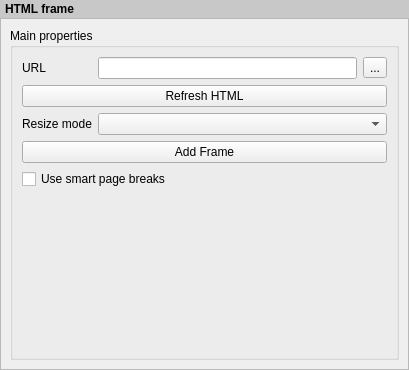
Qt form src/ui/qgscomposerhtmlwidgetbase.ui (qgis/QGIS) before a commit.
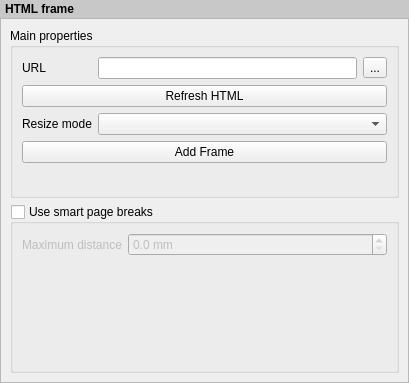
The same form after that commit. Custom widgets are drawn as their Qt base class.

Commit message: [composer] Allow user to set maximum distance for page breaking in html items.

What changed in the file:
```diff
--- a/src/ui/qgscomposerhtmlwidgetbase.ui
+++ b/src/ui/qgscomposerhtmlwidgetbase.ui
@@ -7,7 +7,7 @@
     <x>0</x>
     <y>0</y>
     <width>409</width>
-    <height>370</height>
+    <height>383</height>
    </rect>
   </property>
   <property name="windowTitle">
@@ -47,7 +47,7 @@
         <x>0</x>
         <y>0</y>
         <width>407</width>
-        <height>347</height>
+        <height>360</height>
        </rect>
       </property>
       <layout class="QVBoxLayout" name="mainLayout">
@@ -114,10 +114,44 @@
             </property>
            </widget>
           </item>
-          <item row="5" column="0" colspan="2">
-           <widget class="QCheckBox" name="mUseSmartBreaksCheckBox">
+         </layout>
+        </widget>
+       </item>
+       <item>
+        <widget class="QgsCollapsibleGroupBoxBasic" name="mUseSmartBreaksCheckBox">
+         <property name="title">
+          <string>Use smart page breaks</string>
+         </property>
+         <property name="checkable">
+          <bool>true</bool>
+         </property>
+         <property name="checked">
+          <bool>false</bool>
+         </property>
+         <property name="collapsed" stdset="0">
+          <bool>true</bool>
+         </property>
+         <layout class="QFormLayout" name="formLayout_2">
+          <item row="0" column="0">
+           <widget class="QLabel" name="mLabelMaxDistance">
             <property name="text">
-             <string>Use smart page breaks</string>
+             <string>Maximum distance</string>
+            </property>
+           </widget>
+          </item>
+          <item row="0" column="1">
+           <widget class="QDoubleSpinBox" name="mMaxDistanceSpinBox">
+            <property name="suffix">
+             <string> mm</string>
+            </property>
+            <property name="decimals">
+             <number>1</number>
+            </property>
+            <property name="maximum">
+             <double>1000.000000000000000</double>
+            </property>
+            <property name="singleStep">
+             <double>1.000000000000000</double>
             </property>
            </widget>
           </item>
```
Left out of the diff: 2 changed lines with no effect on the pictures. The commit also changes 5 other files.
